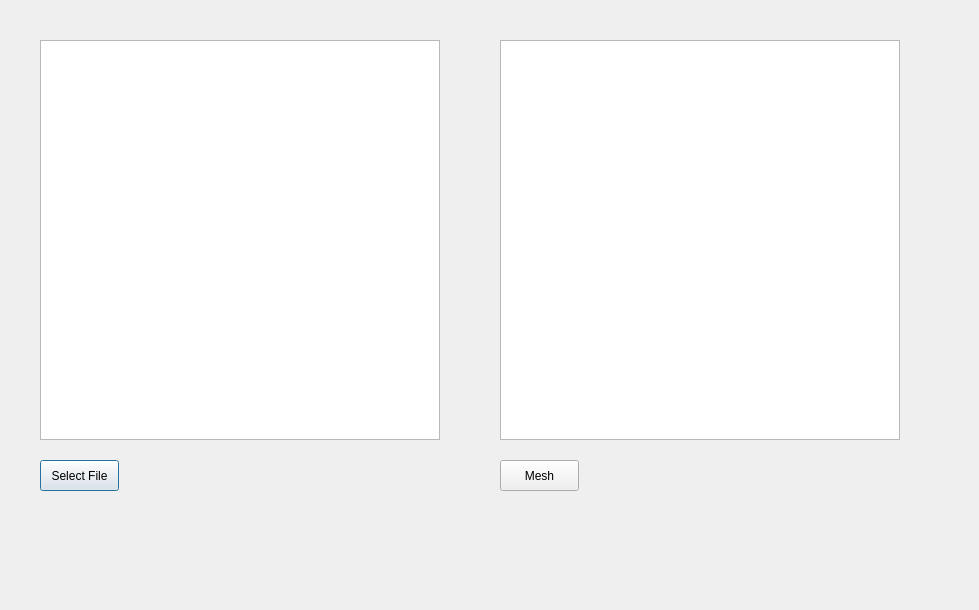
Before: the Qt Designer form ui/widget.ui in mhddany/surf2tetmeshApp, drawn with Qt 5.
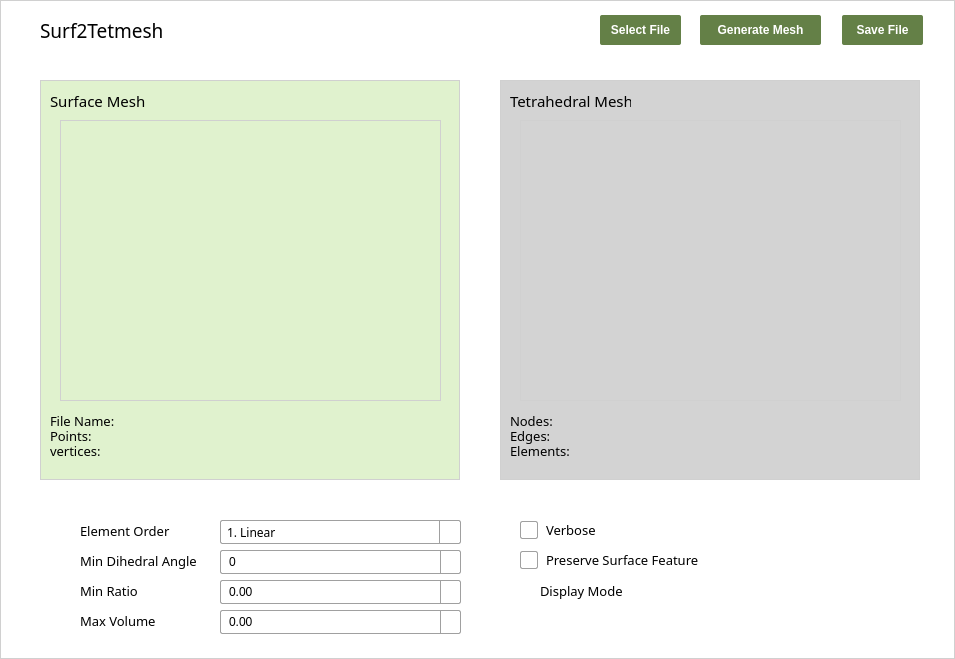
After: the same form once the commit is applied. Custom widgets are drawn as their Qt base class.

Commit message: update ui layout and color scheme

```diff
--- a/ui/widget.ui
+++ b/ui/widget.ui
@@ -6,22 +6,130 @@
    <rect>
     <x>0</x>
     <y>0</y>
-    <width>979</width>
-    <height>610</height>
+    <width>955</width>
+    <height>659</height>
    </rect>
   </property>
   <property name="windowTitle">
    <string>Dialog</string>
   </property>
+  <property name="styleSheet">
+   <string notr="true">QDialog {
+    background-color: white;
+    border: 1px solid #d0d0d0;
+}</string>
+  </property>
+  <widget class="QSpinBox" name="mindihedralSpinBox">
+   <property name="geometry">
+    <rect>
+     <x>220</x>
+     <y>550</y>
+     <width>241</width>
+     <height>24</height>
+    </rect>
+   </property>
+   <property name="styleSheet">
+    <string notr="true">QSpinBox {
+    background-color: #FFFFFF;   /* White background */
+    color: #000000;              /* Black text */
+    border: 1px solid #A0A0A0;  /* Thin gray border */
+    border-radius: 2px;          /* Rounded corners */
+    padding: 2px 6px;            /* Space inside box */
+    min-height: 18px;
+}
+
+/* Optional: style the up/down arrows */
+QSpinBox::up-button, QSpinBox::down-button {
+    subcontrol-origin: border;
+    subcontrol-position: top right;   /* up button */
+    width: 20px;
+    border-left: 1px solid #A0A0A0;
+    border-radius: 0;
+}
+
+QSpinBox::down-button {
+    subcontrol-position: bottom right; /* down button */
+}
+
+QSpinBox::up-arrow, QSpinBox::down-arrow {
+    width: 8px;
+    height: 8px;
+}
+</string>
+   </property>
+  </widget>
+  <widget class="QDoubleSpinBox" name="minRatioDoubleSpinBox">
+   <property name="geometry">
+    <rect>
+     <x>220</x>
+     <y>580</y>
+     <width>241</width>
+     <height>24</height>
+    </rect>
+   </property>
+   <property name="styleSheet">
+    <string notr="true">QDoubleSpinBox {
+    background-color: #FFFFFF;   /* White background */
+    color: #000000;              /* Black text */
+    border: 1px solid #A0A0A0;  /* Thin gray border */
+    border-radius: 2px;          /* Rounded corners */
+    padding: 2px 6px;            /* Space inside box */
+    min-height: 18px;
+}
+
+/* Optional: style the up/down arrows */
+QDoubleSpinBox::up-button, QDoubleSpinBox::down-button {
+    subcontrol-origin: border;
+    subcontrol-position: top right;   /* up button */
+    width: 20px;
+    border-left: 1px solid #A0A0A0;
+    border-radius: 0;
+}
+
+QDoubleSpinBox::down-button {
+    subcontrol-position: bottom right; /* down button */
+}
+
+QDoubleSpinBox::up-arrow, QDoubleSpinBox::down-arrow {
+    width: 8px;
+    height: 8px;
+}
+</string>
+   </property>
+  </widget>
   <widget class="QPushButton" name="selectFileButton">
    <property name="geometry">
     <rect>
-     <x>40</x>
-     <y>460</y>
-     <width>79</width>
-     <height>31</height>
+     <x>600</x>
+     <y>15</y>
+     <width>81</width>
+     <height>30</height>
     </rect>
    </property>
+   <property name="font">
+    <font>
+     <family>Leelawadee UI</family>
+     <bold>true</bold>
+    </font>
+   </property>
+   <property name="styleSheet">
+    <string notr="true">QPushButton {
+    background-color: #648047;   /* Green */
+    color: white;                /* White text */
+    border-radius: 2px;          /* Rounded corners */
+    padding: 5px 10px;           /* Nice spacing */
+    font-weight: bold;
+}
+
+QPushButton:hover {
+    background-color: #218838;   /* Darker green on hover */
+}
+
+QPushButton:pressed {
+    background-color: #1e7e34;   /* Even darker when pressed */
+}
+</string>
+   </property>
    <property name="text">
     <string>Select File</string>
    </property>
@@ -29,39 +137,762 @@
   <widget class="QPushButton" name="generateMeshButton">
    <property name="geometry">
     <rect>
-     <x>500</x>
-     <y>460</y>
-     <width>79</width>
-     <height>31</height>
+     <x>700</x>
+     <y>15</y>
+     <width>121</width>
+     <height>30</height>
     </rect>
    </property>
+   <property name="font">
+    <font>
+     <family>Leelawadee UI</family>
+     <bold>true</bold>
+    </font>
+   </property>
+   <property name="styleSheet">
+    <string notr="true">QPushButton {
+    background-color: #648047;   /* Green */
+    color: white;                /* White text */
+    border-radius: 2px;          /* Rounded corners */
+    padding: 5px 10px;           /* Nice spacing */
+    font-weight: bold;
+}
+
+QPushButton:hover {
+    background-color: #218838;   /* Darker green on hover */
+}
+
+QPushButton:pressed {
+    background-color: #1e7e34;   /* Even darker when pressed */
+}
+</string>
+   </property>
    <property name="text">
-    <string>Mesh</string>
+    <string>Generate Mesh</string>
    </property>
   </widget>
-  <widget class="QVTKRenderWindowInteractor" name="stlView">
+  <widget class="Line" name="line">
    <property name="geometry">
     <rect>
-     <x>40</x>
-     <y>40</y>
-     <width>400</width>
+     <x>20</x>
+     <y>55</y>
+     <width>921</width>
+     <height>1</height>
+    </rect>
+   </property>
+   <property name="styleSheet">
+    <string notr="true">Line {
+    background-color: #D3D3D3;  
+    max-height: 1px;             /* Thickness of the line */
+    border: none;                /* Remove default frame border */
+}
+</string>
+   </property>
+   <property name="orientation">
+    <enum>Qt::Orientation::Horizontal</enum>
+   </property>
+  </widget>
+  <widget class="QPushButton" name="saveMeshButton">
+   <property name="geometry">
+    <rect>
+     <x>842</x>
+     <y>15</y>
+     <width>81</width>
+     <height>30</height>
+    </rect>
+   </property>
+   <property name="font">
+    <font>
+     <family>Leelawadee UI</family>
+     <bold>true</bold>
+    </font>
+   </property>
+   <property name="styleSheet">
+    <string notr="true">QPushButton {
+    background-color: #648047;   /* Green */
+    color: white;                /* White text */
+    border-radius: 2px;          /* Rounded corners */
+    padding: 5px 10px;           /* Nice spacing */
+    font-weight: bold;
+}
+
+QPushButton:hover {
+    background-color: #218838;   /* Darker green on hover */
+}
+
+QPushButton:pressed {
+    background-color: #1e7e34;   /* Even darker when pressed */
+}
+</string>
+   </property>
+   <property name="text">
+    <string>Save File</string>
+   </property>
+  </widget>
+  <widget class="QFrame" name="frameTet">
+   <property name="geometry">
+    <rect>
+     <x>500</x>
+     <y>80</y>
+     <width>420</width>
      <height>400</height>
     </rect>
    </property>
+   <property name="styleSheet">
+    <string notr="true">QFrame {
+    background-color: #D3D3D3;
+    border: 1px solid #d0d0d0;  /* Light gray border */
+}
+</string>
+   </property>
+   <property name="frameShape">
+    <enum>QFrame::Shape::StyledPanel</enum>
+   </property>
    <property name="frameShadow">
-    <enum>QFrame::Shadow::Sunken</enum>
+    <enum>QFrame::Shadow::Raised</enum>
    </property>
+   <widget class="QVTKRenderWindowInteractor" name="tetView">
+    <property name="geometry">
+     <rect>
+      <x>20</x>
+      <y>40</y>
+      <width>381</width>
+      <height>281</height>
+     </rect>
+    </property>
+    <property name="styleSheet">
+     <string notr="true">QVTKRenderWindowInteractor {
+    background-color: #D3D3D3;  
+    border: 1px solid #121212;  /* Light gray border */
+}
+</string>
+    </property>
+   </widget>
+   <widget class="QLabel" name="tetMeshLabel">
+    <property name="geometry">
+     <rect>
+      <x>10</x>
+      <y>10</y>
+      <width>121</width>
+      <height>21</height>
+     </rect>
+    </property>
+    <property name="font">
+     <font>
+      <family>Alwyn</family>
+      <pointsize>11</pointsize>
+     </font>
+    </property>
+    <property name="styleSheet">
+     <string notr="true">QLabel {
+    color: #000000;                  /* Black text */
+    background: transparent;         /* No background */
+    border: none;                    /* No border */
+	qproperty-alignment: 'AlignLeft | AlignVCenter';
+}</string>
+    </property>
+    <property name="text">
+     <string>Tetrahedral Mesh</string>
+    </property>
+   </widget>
+   <widget class="QLabel" name="tetNodesLabel">
+    <property name="geometry">
+     <rect>
+      <x>10</x>
+      <y>330</y>
+      <width>121</width>
+      <height>21</height>
+     </rect>
+    </property>
+    <property name="font">
+     <font>
+      <family>AlwynNewRounded-Regular</family>
+      <pointsize>10</pointsize>
+     </font>
+    </property>
+    <property name="styleSheet">
+     <string notr="true">QLabel {
+    color: #000000;                  /* Black text */
+    background: transparent;         /* No background */
+    border: none;                    /* No border */
+	qproperty-alignment: 'AlignLeft | AlignVCenter';
+}</string>
+    </property>
+    <property name="text">
+     <string>Nodes:</string>
+    </property>
+   </widget>
+   <widget class="QLabel" name="tetEdgesLabel">
+    <property name="geometry">
+     <rect>
+      <x>10</x>
+      <y>345</y>
+      <width>121</width>
+      <height>21</height>
+     </rect>
+    </property>
+    <property name="font">
+     <font>
+      <family>AlwynNewRounded-Regular</family>
+      <pointsize>10</pointsize>
+     </font>
+    </property>
+    <property name="styleSheet">
+     <string notr="true">QLabel {
+    color: #000000;                  /* Black text */
+    background: transparent;         /* No background */
+    border: none;                    /* No border */
+	qproperty-alignment: 'AlignLeft | AlignVCenter';
+}</string>
+    </property>
+    <property name="text">
+     <string>Edges:</string>
+    </property>
+   </widget>
+   <widget class="QLabel" name="tetElementsLabel">
+    <property name="geometry">
+     <rect>
+      <x>10</x>
+      <y>360</y>
+      <width>121</width>
+      <height>21</height>
+     </rect>
+    </property>
+    <property name="font">
+     <font>
+      <family>AlwynNewRounded-Regular</family>
+      <pointsize>10</pointsize>
+     </font>
+    </property>
+    <property name="styleSheet">
+     <string notr="true">QLabel {
+    color: #000000;                  /* Black text */
+    background: transparent;         /* No background */
+    border: none;                    /* No border */
+	qproperty-alignment: 'AlignLeft | AlignVCenter';
+}</string>
+    </property>
+    <property name="text">
+     <string>Elements: </string>
+    </property>
+   </widget>
   </widget>
-  <widget class="QVTKRenderWindowInteractor" name="tetView">
+  <widget class="QFrame" name="frameStl">
    <property name="geometry">
     <rect>
-     <x>500</x>
-     <y>40</y>
-     <width>400</width>
+     <x>40</x>
+     <y>80</y>
+     <width>420</width>
      <height>400</height>
     </rect>
    </property>
+   <property name="styleSheet">
+    <string notr="true">QFrame {
+    background-color: #E0F2CE;
+    border: 1px solid #d0d0d0;  /* Light gray border */
+}
+</string>
+   </property>
+   <property name="frameShape">
+    <enum>QFrame::Shape::StyledPanel</enum>
+   </property>
+   <property name="frameShadow">
+    <enum>QFrame::Shadow::Raised</enum>
+   </property>
+   <widget class="QVTKRenderWindowInteractor" name="stlView">
+    <property name="geometry">
+     <rect>
+      <x>20</x>
+      <y>40</y>
+      <width>381</width>
+      <height>281</height>
+     </rect>
+    </property>
+    <property name="styleSheet">
+     <string notr="true">QVTKRenderWindowInteractor {
+    background-color: #D3D3D3;  
+    border: 3px solid #121212;  /* Light gray border */
+}
+</string>
+    </property>
+    <property name="frameShadow">
+     <enum>QFrame::Shadow::Sunken</enum>
+    </property>
+   </widget>
+   <widget class="QLabel" name="surfaceMeshLabel">
+    <property name="geometry">
+     <rect>
+      <x>10</x>
+      <y>10</y>
+      <width>121</width>
+      <height>21</height>
+     </rect>
+    </property>
+    <property name="font">
+     <font>
+      <family>Alwyn</family>
+      <pointsize>11</pointsize>
+     </font>
+    </property>
+    <property name="styleSheet">
+     <string notr="true">QLabel {
+    color: #000000;                  /* Black text */
+    background: transparent;         /* No background */
+    border: none;                    /* No border */
+	qproperty-alignment: 'AlignLeft | AlignVCenter';
+}</string>
+    </property>
+    <property name="text">
+     <string>Surface Mesh</string>
+    </property>
+   </widget>
+   <widget class="QLabel" name="stlFileNameLabel">
+    <property name="geometry">
+     <rect>
+      <x>10</x>
+      <y>330</y>
+      <width>121</width>
+      <height>21</height>
+     </rect>
+    </property>
+    <property name="font">
+     <font>
+      <family>AlwynNewRounded-Regular</family>
+      <pointsize>10</pointsize>
+     </font>
+    </property>
+    <property name="styleSheet">
+     <string notr="true">QLabel {
+    color: #000000;                  /* Black text */
+    background: transparent;         /* No background */
+    border: none;                    /* No border */
+	qproperty-alignment: 'AlignLeft | AlignVCenter';
+}</string>
+    </property>
+    <property name="text">
+     <string>File Name: </string>
+    </property>
+   </widget>
+   <widget class="QLabel" name="stlPointsLabel">
+    <property name="geometry">
+     <rect>
+      <x>10</x>
+      <y>345</y>
+      <width>121</width>
+      <height>21</height>
+     </rect>
+    </property>
+    <property name="font">
+     <font>
+      <family>AlwynNewRounded-Regular</family>
+      <pointsize>10</pointsize>
+     </font>
+    </property>
+    <property name="styleSheet">
+     <string notr="true">QLabel {
+    color: #000000;                  /* Black text */
+    background: transparent;         /* No background */
+    border: none;                    /* No border */
+	qproperty-alignment: 'AlignLeft | AlignVCenter';
+}</string>
+    </property>
+    <property name="text">
+     <string>Points: </string>
+    </property>
+   </widget>
+   <widget class="QLabel" name="stlVerticesLabel">
+    <property name="geometry">
+     <rect>
+      <x>10</x>
+      <y>360</y>
+      <width>121</width>
+      <height>21</height>
+     </rect>
+    </property>
+    <property name="font">
+     <font>
+      <family>AlwynNewRounded-Regular</family>
+      <pointsize>10</pointsize>
+     </font>
+    </property>
+    <property name="styleSheet">
+     <string notr="true">QLabel {
+    color: #000000;                  /* Black text */
+    background: transparent;         /* No background */
+    border: none;                    /* No border */
+	qproperty-alignment: 'AlignLeft | AlignVCenter';
+}</string>
+    </property>
+    <property name="text">
+     <string>vertices: </string>
+    </property>
+   </widget>
   </widget>
+  <widget class="Line" name="line_2">
+   <property name="geometry">
+    <rect>
+     <x>20</x>
+     <y>500</y>
+     <width>921</width>
+     <height>1</height>
+    </rect>
+   </property>
+   <property name="styleSheet">
+    <string notr="true">Line {
+    background-color: #D3D3D3;  
+    max-height: 1px;             /* Thickness of the line */
+    border: none;                /* Remove default frame border */
+}
+</string>
+   </property>
+   <property name="orientation">
+    <enum>Qt::Orientation::Horizontal</enum>
+   </property>
+  </widget>
+  <widget class="QLabel" name="appNameLabel">
+   <property name="geometry">
+    <rect>
+     <x>40</x>
+     <y>10</y>
+     <width>301</width>
+     <height>40</height>
+    </rect>
+   </property>
+   <property name="font">
+    <font>
+     <family>AlwynNewRounded-Regular</family>
+     <pointsize>14</pointsize>
+    </font>
+   </property>
+   <property name="styleSheet">
+    <string notr="true">QLabel {
+    color: #000000;                  /* Black text */
+    background: transparent;         /* No background */
+    border: none;                    /* No border */
+	qproperty-alignment: 'AlignLeft | AlignVCenter';
+}
+</string>
+   </property>
+   <property name="text">
+    <string>Surf2Tetmesh</string>
+   </property>
+  </widget>
+  <widget class="QLabel" name="elementOrderLabel">
+   <property name="geometry">
+    <rect>
+     <x>80</x>
+     <y>520</y>
+     <width>121</width>
+     <height>21</height>
+    </rect>
+   </property>
+   <property name="font">
+    <font>
+     <family>AlwynNewRounded-Regular</family>
+     <pointsize>10</pointsize>
+    </font>
+   </property>
+   <property name="styleSheet">
+    <string notr="true">QLabel {
+    color: #000000;                  /* Black text */
+    background: transparent;         /* No background */
+    border: none;                    /* No border */
+	qproperty-alignment: 'AlignRight | AlignVCenter';
+}</string>
+   </property>
+   <property name="text">
+    <string>Element Order</string>
+   </property>
+  </widget>
+  <widget class="QLabel" name="mindihedralangleLabel">
+   <property name="geometry">
+    <rect>
+     <x>80</x>
+     <y>550</y>
+     <width>121</width>
+     <height>21</height>
+    </rect>
+   </property>
+   <property name="font">
+    <font>
+     <family>AlwynNewRounded-Regular</family>
+     <pointsize>10</pointsize>
+    </font>
+   </property>
+   <property name="styleSheet">
+    <string notr="true">QLabel {
+    color: #000000;                  /* Black text */
+    background: transparent;         /* No background */
+    border: none;                    /* No border */
+	qproperty-alignment: 'AlignRight | AlignVCenter';
+}</string>
+   </property>
+   <property name="text">
+    <string>Min Dihedral Angle</string>
+   </property>
+  </widget>
+  <widget class="QLabel" name="minRatioLabel">
+   <property name="geometry">
+    <rect>
+     <x>80</x>
+     <y>580</y>
+     <width>121</width>
+     <height>21</height>
+    </rect>
+   </property>
+   <property name="font">
+    <font>
+     <family>AlwynNewRounded-Regular</family>
+     <pointsize>10</pointsize>
+    </font>
+   </property>
+   <property name="styleSheet">
+    <string notr="true">QLabel {
+    color: #000000;                  /* Black text */
+    background: transparent;         /* No background */
+    border: none;                    /* No border */
+	qproperty-alignment: 'AlignRight | AlignVCenter';
+}</string>
+   </property>
+   <property name="text">
+    <string>Min Ratio</string>
+   </property>
+  </widget>
+  <widget class="QLabel" name="maxVolumeLabel">
+   <property name="geometry">
+    <rect>
+     <x>80</x>
+     <y>610</y>
+     <width>121</width>
+     <height>21</height>
+    </rect>
+   </property>
+   <property name="font">
+    <font>
+     <family>AlwynNewRounded-Regular</family>
+     <pointsize>10</pointsize>
+    </font>
+   </property>
+   <property name="styleSheet">
+    <string notr="true">QLabel {
+    color: #000000;                  /* Black text */
+    background: transparent;         /* No background */
+    border: none;                    /* No border */
+	qproperty-alignment: 'AlignRight | AlignVCenter';
+}</string>
+   </property>
+   <property name="text">
+    <string>Max Volume</string>
+   </property>
+  </widget>
+  <widget class="QLabel" name="displayModeLabel">
+   <property name="geometry">
+    <rect>
+     <x>540</x>
+     <y>580</y>
+     <width>121</width>
+     <height>21</height>
+    </rect>
+   </property>
+   <property name="font">
+    <font>
+     <family>AlwynNewRounded-Regular</family>
+     <pointsize>10</pointsize>
+    </font>
+   </property>
+   <property name="styleSheet">
+    <string notr="true">QLabel {
+    color: #000000;                  /* Black text */
+    background: transparent;         /* No background */
+    border: none;                    /* No border */
+	qproperty-alignment: 'AlignLeft | AlignVCenter';
+}</string>
+   </property>
+   <property name="text">
+    <string>Display Mode</string>
+   </property>
+  </widget>
+  <widget class="QComboBox" name="orderComboBox">
+   <property name="geometry">
+    <rect>
+     <x>220</x>
+     <y>520</y>
+     <width>241</width>
+     <height>24</height>
+    </rect>
+   </property>
+   <property name="font">
+    <font>
+     <family>AlwynNewRounded-Regular</family>
+    </font>
+   </property>
+   <property name="styleSheet">
+    <string notr="true">QComboBox {
+    background-color: #FFFFFF;   /* White background */
+    color: #000000;              /* Black text */
+    border: 1px solid #A0A0A0;  /* Thin gray border */
+    border-radius: 2px;          /* Rounded corners */
+    padding: 2px 6px;            /* Space inside box */
+    min-height: 18px;
+}
+
+/* Keep default arrow without removing it */
+QComboBox#orderComboBox::drop-down {
+    subcontrol-origin: padding;
+    subcontrol-position: top right;
+    width: 20px;
+    border-left: 1px solid #A0A0A0;
+    border-radius: 0;
+}
+</string>
+   </property>
+   <item>
+    <property name="text">
+     <string>1. Linear</string>
+    </property>
+   </item>
+   <item>
+    <property name="text">
+     <string>2. Quadratic</string>
+    </property>
+   </item>
+  </widget>
+  <widget class="QDoubleSpinBox" name="maxVolumeDoubleSpinBox">
+   <property name="geometry">
+    <rect>
+     <x>220</x>
+     <y>610</y>
+     <width>241</width>
+     <height>24</height>
+    </rect>
+   </property>
+   <property name="styleSheet">
+    <string notr="true">QDoubleSpinBox {
+    background-color: #FFFFFF;   /* White background */
+    color: #000000;              /* Black text */
+    border: 1px solid #A0A0A0;  /* Thin gray border */
+    border-radius: 2px;          /* Rounded corners */
+    padding: 2px 6px;            /* Space inside box */
+    min-height: 18px;
+}
+
+/* Optional: style the up/down arrows */
+QDoubleSpinBox::up-button, QDoubleSpinBox::down-button {
+    subcontrol-origin: border;
+    subcontrol-position: top right;   /* up button */
+    width: 20px;
+    border-left: 1px solid #A0A0A0;
+    border-radius: 0;
+}
+
+QDoubleSpinBox::down-button {
+    subcontrol-position: bottom right; /* down button */
+}
+
+QDoubleSpinBox::up-arrow, QDoubleSpinBox::down-arrow {
+    width: 8px;
+    height: 8px;
+}
+</string>
+   </property>
+  </widget>
+  <widget class="QCheckBox" name="preserveSurfaceCheckBox">
+   <property name="geometry">
+    <rect>
+     <x>520</x>
+     <y>550</y>
+     <width>181</width>
+     <height>20</height>
+    </rect>
+   </property>
+   <property name="font">
+    <font>
+     <family>AlwynNewRounded-Regular</family>
+     <pointsize>10</pointsize>
+    </font>
+   </property>
+   <property name="styleSheet">
+    <string notr="true">QCheckBox {
+    color: #000000;                /* Text color */
+    spacing: 8px;                  /* Space between box and label */
+}
+
+QCheckBox::indicator {
+    width: 16px;                   /* Box width */
+    height: 16px;                  /* Box height */
+    border: 1px solid #A0A0A0;    /* Thin gray border */
+    border-radius: 2px;            /* Rounded corners */
+    background-color: #FFFFFF;     /* White background */
+}
+
+QCheckBox::indicator:checked {
+    background-color: #648047;     /* Green when checked */
+    border: 1px solid #648047;
+}
+</string>
+   </property>
+   <property name="text">
+    <string>Preserve Surface Feature</string>
+   </property>
+  </widget>
+  <widget class="QCheckBox" name="verboseCheckBox">
+   <property name="geometry">
+    <rect>
+     <x>520</x>
+     <y>520</y>
+     <width>181</width>
+     <height>20</height>
+    </rect>
+   </property>
+   <property name="font">
+    <font>
+     <family>AlwynNewRounded-Regular</family>
+     <pointsize>10</pointsize>
+    </font>
+   </property>
+   <property name="styleSheet">
+    <string notr="true">QCheckBox {
+    color: #000000;                /* Text color */
+    spacing: 8px;                  /* Space between box and label */
+}
+
+QCheckBox::indicator {
+    width: 16px;                   /* Box width */
+    height: 16px;                  /* Box height */
+    border: 1px solid #A0A0A0;    /* Thin gray border */
+    border-radius: 2px;            /* Rounded corners */
+    background-color: #FFFFFF;     /* White background */
+}
+
+QCheckBox::indicator:checked {
+    background-color: #648047;     /* Green when checked */
+    border: 1px solid #648047;
+}
+</string>
+   </property>
+   <property name="text">
+    <string>Verbose</string>
+   </property>
+  </widget>
+  <zorder>frameTet</zorder>
+  <zorder>frameStl</zorder>
+  <zorder>mindihedralSpinBox</zorder>
+  <zorder>minRatioDoubleSpinBox</zorder>
+  <zorder>selectFileButton</zorder>
+  <zorder>generateMeshButton</zorder>
+  <zorder>line</zorder>
+  <zorder>saveMeshButton</zorder>
+  <zorder>line_2</zorder>
+  <zorder>appNameLabel</zorder>
+  <zorder>elementOrderLabel</zorder>
+  <zorder>mindihedralangleLabel</zorder>
+  <zorder>minRatioLabel</zorder>
+  <zorder>maxVolumeLabel</zorder>
+  <zorder>displayModeLabel</zorder>
+  <zorder>orderComboBox</zorder>
+  <zorder>maxVolumeDoubleSpinBox</zorder>
+  <zorder>preserveSurfaceCheckBox</zorder>
+  <zorder>verboseCheckBox</zorder>
  </widget>
  <customwidgets>
   <customwidget>
```
The commit also changes 2 other files.
